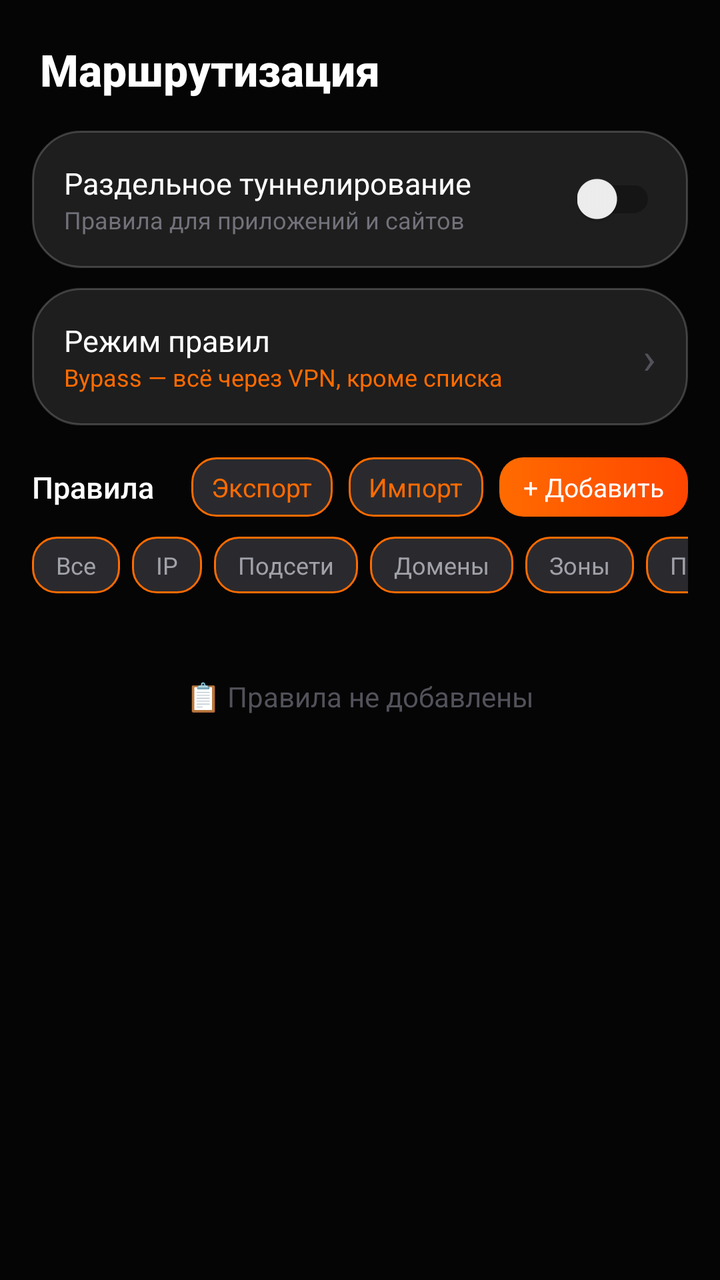
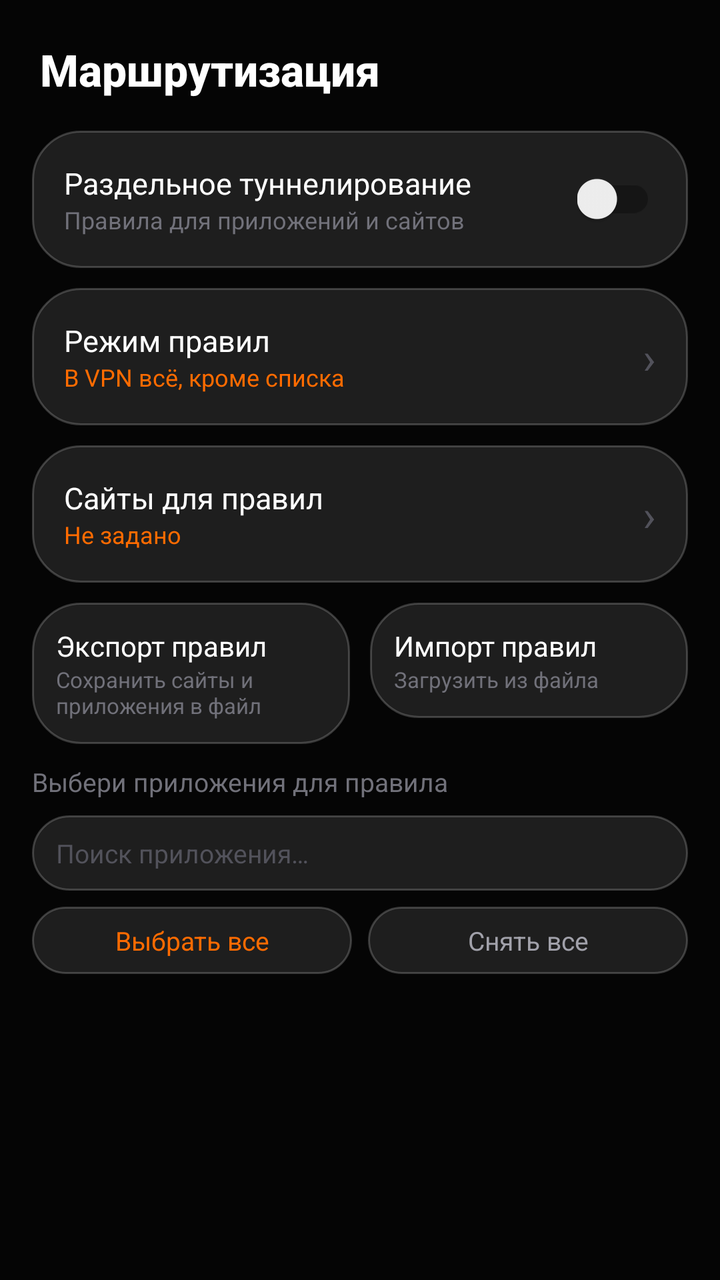

The first picture is an Android layout as it rendered before a commit; the second is the same layout after the commit. The layout source and the unified diff follow.
<!-- AndroidManifest.xml: application theme Theme.ForgeFoxVPN -->
<!-- res/layout/fragment_settings.xml -->
<?xml version="1.0" encoding="utf-8"?>
<LinearLayout
    xmlns:android="http://schemas.android.com/apk/res/android"
    android:layout_width="match_parent"
    android:layout_height="match_parent"
    android:orientation="vertical"
    android:background="#050505">

    
    <TextView
        android:layout_width="match_parent"
        android:layout_height="wrap_content"
        android:text="Маршрутизация"
        android:textColor="#FFFFFF"
        android:textSize="22sp"
        android:textStyle="bold"
        android:fontFamily="sans-serif-medium"
        android:paddingHorizontal="20dp"
        android:paddingTop="20dp"
        android:paddingBottom="16dp"/>

    <ScrollView
        android:layout_width="match_parent"
        android:layout_height="match_parent"
        android:fillViewport="true"
        android:scrollbars="none">

        <LinearLayout
            android:layout_width="match_parent"
            android:layout_height="wrap_content"
            android:orientation="vertical"
            android:paddingHorizontal="16dp"
            android:paddingBottom="24dp">

            
            <LinearLayout
                android:layout_width="match_parent"
                android:layout_height="wrap_content" android:minHeight="64dp"
                android:background="@drawable/card_glass"
                android:gravity="center_vertical"
                android:orientation="horizontal"
                android:padding="16dp"
                android:layout_marginBottom="10dp">
                <LinearLayout
                    android:layout_width="0dp"
                    android:layout_height="wrap_content"
                    android:layout_weight="1"
                    android:orientation="vertical">
                    <TextView
                        android:layout_width="wrap_content"
                        android:layout_height="wrap_content"
                        android:text="Раздельное туннелирование"
                        android:textColor="#FFFFFF"
                        android:textSize="15sp"/>
                    <TextView
                        android:layout_width="wrap_content"
                        android:layout_height="wrap_content"
                        android:text="Правила для приложений и сайтов"
                        android:textColor="#71717A"
                        android:textSize="12sp"/>
                </LinearLayout>
                <androidx.appcompat.widget.SwitchCompat
                    android:id="@+id/switchSplit"
                    android:layout_width="wrap_content"
                    android:layout_height="wrap_content"
                    android:theme="@style/SwitchTheme"/>
            </LinearLayout>

            
            <LinearLayout
                android:id="@+id/btnSplitMode"
                android:layout_width="match_parent"
                android:layout_height="wrap_content" android:minHeight="64dp"
                android:background="@drawable/card_glass"
                android:gravity="center_vertical"
                android:orientation="horizontal"
                android:clickable="true"
                android:focusable="true"
                android:padding="16dp"
                android:layout_marginBottom="10dp">
                <LinearLayout
                    android:layout_width="0dp"
                    android:layout_height="wrap_content"
                    android:layout_weight="1"
                    android:orientation="vertical">
                    <TextView
                        android:layout_width="wrap_content"
                        android:layout_height="wrap_content"
                        android:text="Режим правил"
                        android:textColor="#FFFFFF"
                        android:textSize="15sp"/>
                    <TextView
                        android:id="@+id/lblSplitMode"
                        android:layout_width="wrap_content"
                        android:layout_height="wrap_content"
                        android:text="Bypass — всё через VPN, кроме списка"
                        android:textColor="#FF6B00"
                        android:textSize="12sp"/>
                </LinearLayout>
                <TextView
                    android:layout_width="wrap_content"
                    android:layout_height="wrap_content"
                    android:text="›"
                    android:textColor="#52525B"
                    android:textSize="22sp"/>
            </LinearLayout>

            
            <LinearLayout
                android:layout_width="match_parent"
                android:layout_height="wrap_content"
                android:gravity="center_vertical"
                android:orientation="horizontal"
                android:paddingTop="6dp"
                android:paddingBottom="10dp">

                <TextView
                    android:layout_width="0dp"
                    android:layout_height="wrap_content"
                    android:layout_weight="1"
                    android:text="Правила"
                    android:textColor="#FFFFFF"
                    android:textSize="15sp"
                    android:fontFamily="sans-serif-medium"/>

                <TextView
                    android:id="@+id/btnExport"
                    android:layout_width="wrap_content"
                    android:layout_height="wrap_content"
                    android:text="Экспорт"
                    android:textColor="#FF6B00"
                    android:textSize="13sp"
                    android:paddingHorizontal="10dp"
                    android:paddingVertical="6dp"
                    android:background="@drawable/chip_bg"
                    android:clickable="true"
                    android:focusable="true"/>

                <TextView
                    android:id="@+id/btnImport"
                    android:layout_width="wrap_content"
                    android:layout_height="wrap_content"
                    android:text="Импорт"
                    android:textColor="#FF6B00"
                    android:textSize="13sp"
                    android:paddingHorizontal="10dp"
                    android:paddingVertical="6dp"
                    android:background="@drawable/chip_bg"
                    android:layout_marginStart="8dp"
                    android:clickable="true"
                    android:focusable="true"/>

                <TextView
                    android:id="@+id/btnAddRule"
                    android:layout_width="wrap_content"
                    android:layout_height="wrap_content"
                    android:text="+ Добавить"
                    android:textColor="#FFFFFF"
                    android:textSize="13sp"
                    android:paddingHorizontal="12dp"
                    android:paddingVertical="6dp"
                    android:background="@drawable/btn_orange"
                    android:layout_marginStart="8dp"
                    android:clickable="true"
                    android:focusable="true"/>
            </LinearLayout>

            
            <HorizontalScrollView
                android:layout_width="match_parent"
                android:layout_height="wrap_content"
                android:scrollbars="none"
                android:layout_marginBottom="10dp">
                <LinearLayout
                    android:id="@+id/filterChips"
                    android:layout_width="wrap_content"
                    android:layout_height="wrap_content"
                    android:orientation="horizontal">
                    <TextView android:id="@+id/chipAll" style="@style/FilterChip" android:text="Все"/>
                    <TextView android:id="@+id/chipIp" style="@style/FilterChip" android:text="IP"/>
                    <TextView android:id="@+id/chipCidr" style="@style/FilterChip" android:text="Подсети"/>
                    <TextView android:id="@+id/chipDomain" style="@style/FilterChip" android:text="Домены"/>
                    <TextView android:id="@+id/chipZone" style="@style/FilterChip" android:text="Зоны"/>
                    <TextView android:id="@+id/chipApp" style="@style/FilterChip" android:text="Приложения"/>
                </LinearLayout>
            </HorizontalScrollView>

            
            <androidx.recyclerview.widget.RecyclerView
                android:id="@+id/rvRules"
                android:layout_width="match_parent"
                android:layout_height="wrap_content"
                android:nestedScrollingEnabled="false"
                android:overScrollMode="never"/>

            <TextView
                android:id="@+id/lblNoRules"
                android:layout_width="match_parent"
                android:layout_height="wrap_content"
                android:text="📋 Правила не добавлены"
                android:textColor="#52525B"
                android:textSize="14sp"
                android:gravity="center"
                android:paddingVertical="32dp"/>

        </LinearLayout>
    </ScrollView>

</LinearLayout>
<!-- resources referenced by this layout -->
<resources>
  <!-- drawable btn_orange (drawable) -->
  <?xml version="1.0" encoding="utf-8"?>
  <shape xmlns:android="http://schemas.android.com/apk/res/android"
      android:shape="rectangle">
      <gradient
          android:startColor="#FF6B00"
          android:endColor="#FF4500"
          android:angle="0"/>
      <corners android:radius="12dp"/>
  </shape>
  <!-- drawable card_glass (drawable) -->
  <?xml version="1.0" encoding="utf-8"?>
  <shape xmlns:android="http://schemas.android.com/apk/res/android"
      android:shape="rectangle">
      <solid android:color="#1AFFFFFF"/>
      <corners android:radius="24dp"/>
      <stroke android:width="1dp" android:color="#33FFFFFF"/>
  </shape>
  <!-- drawable chip_bg (drawable) -->
  <?xml version="1.0" encoding="utf-8"?>
  <shape xmlns:android="http://schemas.android.com/apk/res/android"
      android:shape="rectangle">
      <solid android:color="#2A2A2E"/>
      <corners android:radius="12dp"/>
      <stroke android:width="1dp" android:color="#FF6B00"/>
  </shape>
  <style name="FilterChip">
          <item name="android:layout_width">wrap_content</item>
          <item name="android:layout_height">wrap_content</item>
          <item name="android:textSize">12sp</item>
          <item name="android:textColor">#A1A1AA</item>
          <item name="android:background">@drawable/chip_bg</item>
          <item name="android:paddingStart">12dp</item>
          <item name="android:paddingEnd">12dp</item>
          <item name="android:paddingTop">6dp</item>
          <item name="android:paddingBottom">6dp</item>
          <item name="android:layout_marginEnd">6dp</item>
          <item name="android:clickable">true</item>
          <item name="android:focusable">true</item>
      </style>
  <style name="SwitchTheme" parent="Theme.AppCompat.Light">
          <item name="colorControlActivated">#FF6B00</item>
      </style>
  <style name="Theme.ForgeFoxVPN" parent="Theme.MaterialComponents.DayNight.NoActionBar">
          <item name="colorPrimary">@color/accent_orange</item>
          <item name="colorPrimaryVariant">@color/accent_orange</item>
          <item name="colorOnPrimary">@color/text_white</item>
          <item name="android:windowBackground">@color/bg_dark</item>
          <item name="android:textColor">@color/text_white</item>
      </style>
  <color name="accent_orange">#FF6B00</color>
  <color name="text_white">#FFFFFF</color>
  <color name="bg_dark">#09090B</color>
</resources>

<!-- the commit's change to res/layout/fragment_settings.xml (unified diff, before → after) -->
@@ -19,191 +19,260 @@
         android:paddingTop="20dp"
         android:paddingBottom="16dp"/>
 
-    <ScrollView
+    <LinearLayout
         android:layout_width="match_parent"
         android:layout_height="match_parent"
-        android:fillViewport="true"
-        android:scrollbars="none">
-
+        android:orientation="vertical"
+        android:paddingHorizontal="16dp">
+
+        
+        <LinearLayout
+            android:layout_width="match_parent"
+            android:layout_height="wrap_content" android:minHeight="64dp"
+            android:background="@drawable/card_glass"
+            android:gravity="center_vertical"
+            android:orientation="horizontal"
+            android:padding="16dp"
+            android:layout_marginBottom="10dp">
+            <LinearLayout
+                android:layout_width="0dp"
+                android:layout_height="wrap_content"
+                android:layout_weight="1"
+                android:orientation="vertical">
+                <TextView
+                    android:layout_width="wrap_content"
+                    android:layout_height="wrap_content"
+                    android:text="Раздельное туннелирование"
+                    android:textColor="#FFFFFF"
+                    android:textSize="15sp"/>
+                <TextView
+                    android:layout_width="wrap_content"
+                    android:layout_height="wrap_content"
+                    android:text="Правила для приложений и сайтов"
+                    android:textColor="#71717A"
+                    android:textSize="12sp"/>
+            </LinearLayout>
+            <androidx.appcompat.widget.SwitchCompat
+                android:id="@+id/switchSplit"
+                android:layout_width="wrap_content"
+                android:layout_height="wrap_content"
+                android:theme="@style/SwitchTheme"/>
+        </LinearLayout>
+
+        
+        <LinearLayout
+            android:id="@+id/btnSplitMode"
+            android:layout_width="match_parent"
+            android:layout_height="wrap_content" android:minHeight="64dp"
+            android:background="@drawable/card_glass"
+            android:gravity="center_vertical"
+            android:orientation="horizontal"
+            android:clickable="true"
+            android:focusable="true"
+            android:padding="16dp"
+            android:layout_marginBottom="10dp">
+            <LinearLayout
+                android:layout_width="0dp"
+                android:layout_height="wrap_content"
+                android:layout_weight="1"
+                android:orientation="vertical">
+                <TextView
+                    android:layout_width="wrap_content"
+                    android:layout_height="wrap_content"
+                    android:text="Режим правил"
+                    android:textColor="#FFFFFF"
+                    android:textSize="15sp"/>
+                <TextView
+                    android:id="@+id/lblSplitMode"
+                    android:layout_width="wrap_content"
+                    android:layout_height="wrap_content"
+                    android:text="В VPN всё, кроме списка"
+                    android:textColor="#FF6B00"
+                    android:textSize="12sp"/>
+            </LinearLayout>
+            <TextView
+                android:layout_width="wrap_content"
+                android:layout_height="wrap_content"
+                android:text="›"
+                android:textColor="#52525B"
+                android:textSize="22sp"/>
+        </LinearLayout>
+        
+        
+        <LinearLayout
+            android:id="@+id/btnSites"
+            android:layout_width="match_parent"
+            android:layout_height="wrap_content" android:minHeight="64dp"
+            android:background="@drawable/card_glass"
+            android:gravity="center_vertical"
+            android:orientation="horizontal"
+            android:clickable="true"
+            android:focusable="true"
+            android:padding="16dp"
+            android:layout_marginBottom="10dp">
+            <LinearLayout
+                android:layout_width="0dp"
+                android:layout_height="wrap_content"
+                android:layout_weight="1"
+                android:orientation="vertical">
+                <TextView
+                    android:layout_width="wrap_content"
+                    android:layout_height="wrap_content"
+                    android:text="Сайты для правил"
+                    android:textColor="#FFFFFF"
+                    android:textSize="15sp"/>
+                <TextView
+                    android:id="@+id/lblSites"
+                    android:layout_width="wrap_content"
+                    android:layout_height="wrap_content"
+                    android:text="Не задано"
+                    android:textColor="#FF6B00"
+                    android:textSize="12sp"/>
+            </LinearLayout>
+            <TextView
+                android:layout_width="wrap_content"
+                android:layout_height="wrap_content"
+                android:text="›"
+                android:textColor="#52525B"
+                android:textSize="22sp"/>
+        </LinearLayout>
+
+        
+        <LinearLayout
+            android:layout_width="match_parent"
+            android:layout_height="wrap_content"
+            android:orientation="horizontal"
+            android:layout_marginBottom="10dp">
+
+            <LinearLayout
+                android:id="@+id/btnExportRules"
+                android:layout_width="0dp"
+                android:layout_height="wrap_content"
+                android:minHeight="56dp"
+                android:layout_weight="1"
+                android:layout_marginEnd="5dp"
+                android:background="@drawable/card_glass"
+                android:gravity="center_vertical"
+                android:orientation="vertical"
+                android:clickable="true"
+                android:focusable="true"
+                android:padding="12dp">
+                <TextView
+                    android:layout_width="wrap_content"
+                    android:layout_height="wrap_content"
+                    android:text="Экспорт правил"
+                    android:textColor="#FFFFFF"
+                    android:textSize="14sp"/>
+                <TextView
+                    android:layout_width="wrap_content"
+                    android:layout_height="wrap_content"
+                    android:text="Сохранить сайты и приложения в файл"
+                    android:textColor="#71717A"
+                    android:textSize="11sp"/>
+            </LinearLayout>
+
+            <LinearLayout
+                android:id="@+id/btnImportRules"
+                android:layout_width="0dp"
+                android:layout_height="wrap_content"
+                android:minHeight="56dp"
+                android:layout_weight="1"
+                android:layout_marginStart="5dp"
+                android:background="@drawable/card_glass"
+                android:gravity="center_vertical"
+                android:orientation="vertical"
+                android:clickable="true"
+                android:focusable="true"
+                android:padding="12dp">
+                <TextView
+                    android:layout_width="wrap_content"
+                    android:layout_height="wrap_content"
+                    android:text="Импорт правил"
+                    android:textColor="#FFFFFF"
+                    android:textSize="14sp"/>
+                <TextView
+                    android:layout_width="wrap_content"
+                    android:layout_height="wrap_content"
+                    android:text="Загрузить из файла"
+                    android:textColor="#71717A"
+                    android:textSize="11sp"/>
+            </LinearLayout>
+        </LinearLayout>
+
+        
         <LinearLayout
             android:layout_width="match_parent"
             android:layout_height="wrap_content"
             android:orientation="vertical"
-            android:paddingHorizontal="16dp"
-            android:paddingBottom="24dp">
-
-            
-            <LinearLayout
+            android:paddingBottom="8dp">
+
+            <TextView
                 android:layout_width="match_parent"
-                android:layout_height="wrap_content" android:minHeight="64dp"
+                android:layout_height="wrap_content"
+                android:text="Выбери приложения для правила"
+                android:textColor="#71717A"
+                android:textSize="13sp"
+                android:paddingBottom="8dp"/>
+
+            <EditText
+                android:id="@+id/etAppSearch"
+                android:layout_width="match_parent"
+                android:layout_height="wrap_content"
+                android:hint="Поиск приложения…"
+                android:textColor="#FFFFFF"
+                android:textColorHint="#52525B"
+                android:textSize="13sp"
+                android:inputType="text"
+                android:imeOptions="actionDone"
+                android:singleLine="true"
                 android:background="@drawable/card_glass"
-                android:gravity="center_vertical"
-                android:orientation="horizontal"
-                android:padding="16dp"
-                android:layout_marginBottom="10dp">
-                <LinearLayout
+                android:paddingHorizontal="12dp"
+                android:paddingVertical="10dp"
+                android:layout_marginBottom="8dp"/>
+
+            <LinearLayout
+                android:layout_width="match_parent"
+                android:layout_height="wrap_content"
+                android:orientation="horizontal">
+
+                <TextView
+                    android:id="@+id/btnSelectAllApps"
                     android:layout_width="0dp"
                     android:layout_height="wrap_content"
                     android:layout_weight="1"
-                    android:orientation="vertical">
-                    <TextView
-                        android:layout_width="wrap_content"
-                        android:layout_height="wrap_content"
-                        android:text="Раздельное туннелирование"
-                        android:textColor="#FFFFFF"
-                        android:textSize="15sp"/>
-                    <TextView
-                        android:layout_width="wrap_content"
-                        android:layout_height="wrap_content"
-                        android:text="Правила для приложений и сайтов"
-                        android:textColor="#71717A"
-                        android:textSize="12sp"/>
-                </LinearLayout>
-                <androidx.appcompat.widget.SwitchCompat
-                    android:id="@+id/switchSplit"
-                    android:layout_width="wrap_content"
-                    android:layout_height="wrap_content"
-                    android:theme="@style/SwitchTheme"/>
-            </LinearLayout>
-
-            
-            <LinearLayout
-                android:id="@+id/btnSplitMode"
-                android:layout_width="match_parent"
-                android:layout_height="wrap_content" android:minHeight="64dp"
-                android:background="@drawable/card_glass"
-                android:gravity="center_vertical"
-                android:orientation="horizontal"
-                android:clickable="true"
-                android:focusable="true"
-                android:padding="16dp"
-                android:layout_marginBottom="10dp">
-                <LinearLayout
-                    android:layout_width="0dp"
-                    android:layout_height="wrap_content"
-                    android:layout_weight="1"
-                    android:orientation="vertical">
-                    <TextView
-                        android:layout_width="wrap_content"
-                        android:layout_height="wrap_content"
-                        android:text="Режим правил"
-                        android:textColor="#FFFFFF"
-                        android:textSize="15sp"/>
-                    <TextView
-                        android:id="@+id/lblSplitMode"
-                        android:layout_width="wrap_content"
-                        android:layout_height="wrap_content"
-                        android:text="Bypass — всё через VPN, кроме списка"
-                        android:textColor="#FF6B00"
-                        android:textSize="12sp"/>
-                </LinearLayout>
-                <TextView
-                    android:layout_width="wrap_content"
-                    android:layout_height="wrap_content"
-                    android:text="›"
-                    android:textColor="#52525B"
-                    android:textSize="22sp"/>
-            </LinearLayout>
-
-            
-            <LinearLayout
-                android:layout_width="match_parent"
-                android:layout_height="wrap_content"
-                android:gravity="center_vertical"
-                android:orientation="horizontal"
-                android:paddingTop="6dp"
-                android:paddingBottom="10dp">
-
-                <TextView
-                    android:layout_width="0dp"
-                    android:layout_height="wrap_content"
-                    android:layout_weight="1"
-                    android:text="Правила"
-                    android:textColor="#FFFFFF"
-                    android:textSize="15sp"
-                    android:fontFamily="sans-serif-medium"/>
-
-                <TextView
-                    android:id="@+id/btnExport"
-                    android:layout_width="wrap_content"
-                    android:layout_height="wrap_content"
-                    android:text="Экспорт"
+                    android:text="Выбрать все"
                     android:textColor="#FF6B00"
                     android:textSize="13sp"
-                    android:paddingHorizontal="10dp"
-                    android:paddingVertical="6dp"
-                    android:background="@drawable/chip_bg"
+                    android:gravity="center"
+                    android:background="@drawable/card_glass"
+                    android:paddingVertical="8dp"
+                    android:layout_marginEnd="4dp"
                     android:clickable="true"
                     android:focusable="true"/>
 
                 <TextView
-                    android:id="@+id/btnImport"
-                    android:layout_width="wrap_content"
-                    android:layout_height="wrap_content"
-                    android:text="Импорт"
-                    android:textColor="#FF6B00"
+                    android:id="@+id/btnSelectNoneApps"
+                    android:layout_width="0dp"
+                    android:layout_height="wrap_content"
+                    android:layout_weight="1"
+                    android:text="Снять все"
+                    android:textColor="#A1A1AA"
                     android:textSize="13sp"
-                    android:paddingHorizontal="10dp"
-                    android:paddingVertical="6dp"
-                    android:background="@drawable/chip_bg"
-                    android:layout_marginStart="8dp"
+                    android:gravity="center"
+                    android:background="@drawable/card_glass"
+                    android:paddingVertical="8dp"
+                    android:layout_marginStart="4dp"
                     android:clickable="true"
                     android:focusable="true"/>
-
-                <TextView
-                    android:id="@+id/btnAddRule"
-                    android:layout_width="wrap_content"
-                    android:layout_height="wrap_content"
-                    android:text="+ Добавить"
-                    android:textColor="#FFFFFF"
-                    android:textSize="13sp"
-                    android:paddingHorizontal="12dp"
-                    android:paddingVertical="6dp"
-                    android:background="@drawable/btn_orange"
-                    android:layout_marginStart="8dp"
-                    android:clickable="true"
-                    android:focusable="true"/>
-            </LinearLayout>
-
-            
-            <HorizontalScrollView
-                android:layout_width="match_parent"
-                android:layout_height="wrap_content"
-                android:scrollbars="none"
-                android:layout_marginBottom="10dp">
-                <LinearLayout
-                    android:id="@+id/filterChips"
-                    android:layout_width="wrap_content"
-                    android:layout_height="wrap_content"
-                    android:orientation="horizontal">
-                    <TextView android:id="@+id/chipAll" style="@style/FilterChip" android:text="Все"/>
-                    <TextView android:id="@+id/chipIp" style="@style/FilterChip" android:text="IP"/>
-                    <TextView android:id="@+id/chipCidr" style="@style/FilterChip" android:text="Подсети"/>
-                    <TextView android:id="@+id/chipDomain" style="@style/FilterChip" android:text="Домены"/>
-                    <TextView android:id="@+id/chipZone" style="@style/FilterChip" android:text="Зоны"/>
-                    <TextView android:id="@+id/chipApp" style="@style/FilterChip" android:text="Приложения"/>
-                </LinearLayout>
-            </HorizontalScrollView>
-
-            
-            <androidx.recyclerview.widget.RecyclerView
-                android:id="@+id/rvRules"
-                android:layout_width="match_parent"
-                android:layout_height="wrap_content"
-                android:nestedScrollingEnabled="false"
-                android:overScrollMode="never"/>
-
-            <TextView
-                android:id="@+id/lblNoRules"
-                android:layout_width="match_parent"
-                android:layout_height="wrap_content"
-                android:text="📋 Правила не добавлены"
-                android:textColor="#52525B"
-                android:textSize="14sp"
-                android:gravity="center"
-                android:paddingVertical="32dp"/>
-
-        </LinearLayout>
-    </ScrollView>
+            </LinearLayout>
+        </LinearLayout>
+
+        <androidx.recyclerview.widget.RecyclerView
+            android:id="@+id/rvApps"
+            android:layout_width="match_parent"
+            android:layout_height="match_parent"
+            android:scrollbars="none"/>
+
+    </LinearLayout>
 
 </LinearLayout>
<!-- resource entries referenced after the edit -->
@@ -1,15 +1,5 @@
 <!-- resources referenced by this layout -->
 <resources>
-  <!-- drawable btn_orange (drawable) -->
-  <?xml version="1.0" encoding="utf-8"?>
-  <shape xmlns:android="http://schemas.android.com/apk/res/android"
-      android:shape="rectangle">
-      <gradient
-          android:startColor="#FF6B00"
-          android:endColor="#FF4500"
-          android:angle="0"/>
-      <corners android:radius="12dp"/>
-  </shape>
   <!-- drawable card_glass (drawable) -->
   <?xml version="1.0" encoding="utf-8"?>
   <shape xmlns:android="http://schemas.android.com/apk/res/android"
@@ -18,28 +8,6 @@
       <corners android:radius="24dp"/>
       <stroke android:width="1dp" android:color="#33FFFFFF"/>
   </shape>
-  <!-- drawable chip_bg (drawable) -->
-  <?xml version="1.0" encoding="utf-8"?>
-  <shape xmlns:android="http://schemas.android.com/apk/res/android"
-      android:shape="rectangle">
-      <solid android:color="#2A2A2E"/>
-      <corners android:radius="12dp"/>
-      <stroke android:width="1dp" android:color="#FF6B00"/>
-  </shape>
-  <style name="FilterChip">
-          <item name="android:layout_width">wrap_content</item>
-          <item name="android:layout_height">wrap_content</item>
-          <item name="android:textSize">12sp</item>
-          <item name="android:textColor">#A1A1AA</item>
-          <item name="android:background">@drawable/chip_bg</item>
-          <item name="android:paddingStart">12dp</item>
-          <item name="android:paddingEnd">12dp</item>
-          <item name="android:paddingTop">6dp</item>
-          <item name="android:paddingBottom">6dp</item>
-          <item name="android:layout_marginEnd">6dp</item>
-          <item name="android:clickable">true</item>
-          <item name="android:focusable">true</item>
-      </style>
   <style name="SwitchTheme" parent="Theme.AppCompat.Light">
           <item name="colorControlActivated">#FF6B00</item>
       </style>
